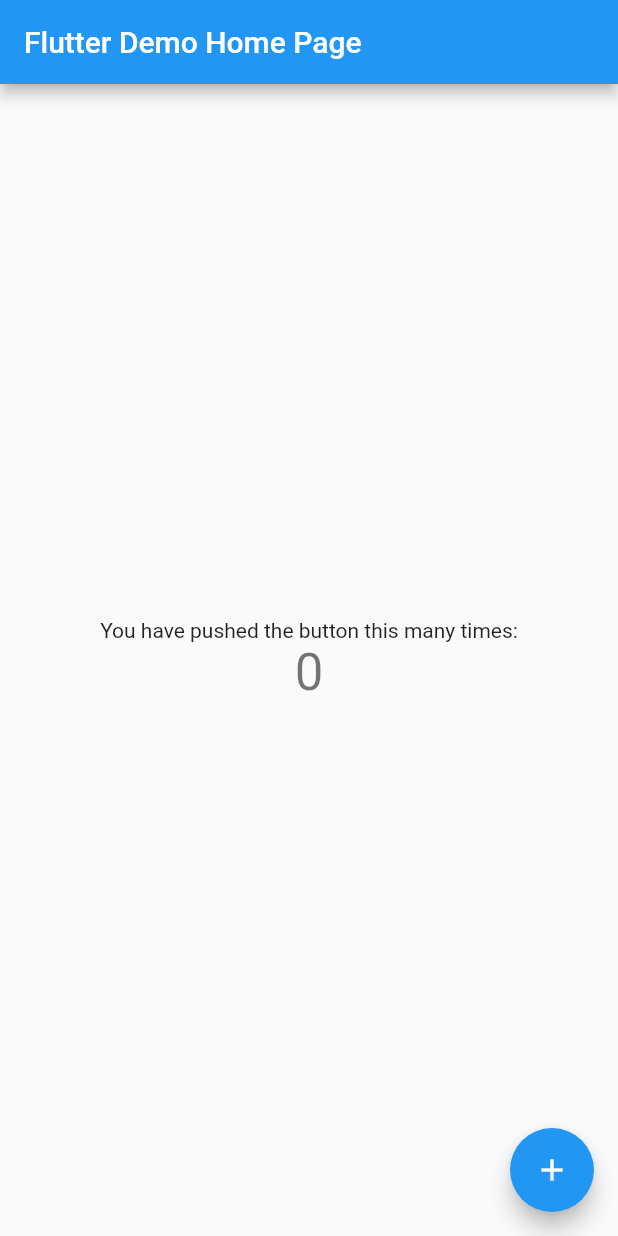
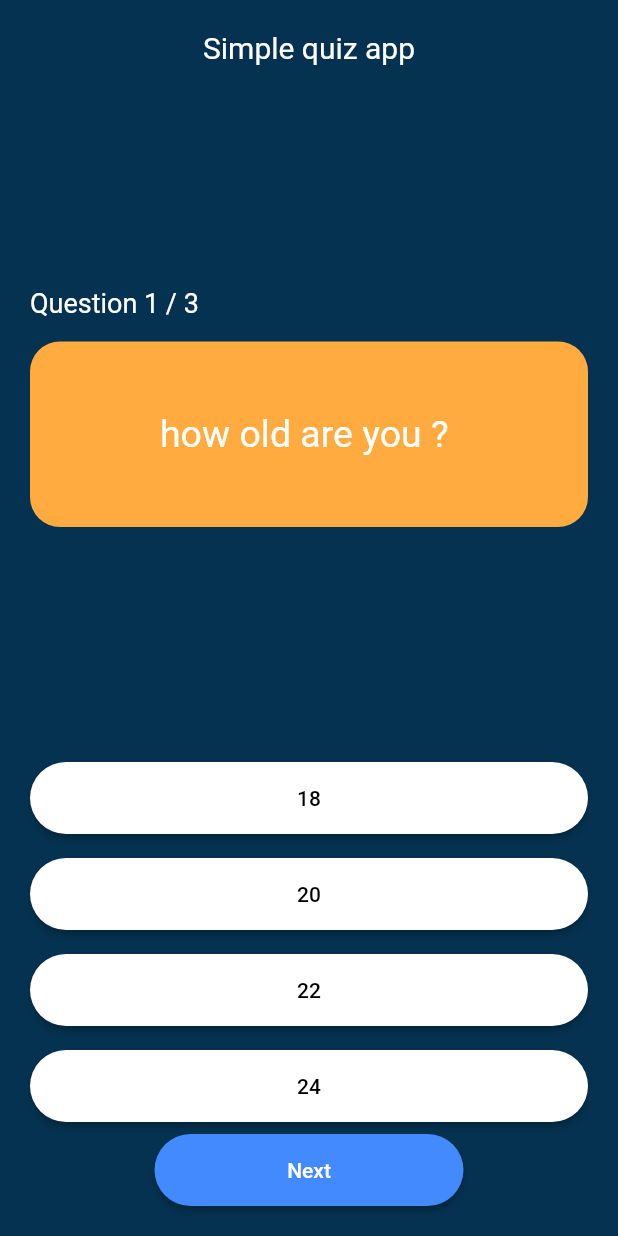
Before and after one commit to abdelhady-Nabil/quiz-app, a Flutter app: the screen it shows after launch, on a phone screen of 412 x 824 dp. Run offline on Flutter 3.47's test engine with Material 2 defaults, Android fonts, the phone set to English and light mode, and no system bars.

Commit message:
second commit

```diff
--- a/lib/main.dart
+++ b/lib/main.dart
@@ -1,115 +1,23 @@
 import 'package:flutter/material.dart';
+import 'package:untitled1/quiz_screen.dart';
+void main(){
+  runApp(MyApp());
 
-void main() {
-  runApp(const MyApp());
 }
 
-class MyApp extends StatelessWidget {
-  const MyApp({super.key});
+class MyApp extends StatefulWidget {
+  const MyApp({Key? key}) : super(key: key);
 
-  // This widget is the root of your application.
+  @override
+  State<MyApp> createState() => _MyAppState();
+}
+
+class _MyAppState extends State<MyApp> {
   @override
   Widget build(BuildContext context) {
     return MaterialApp(
-      title: 'Flutter Demo',
-      theme: ThemeData(
-        // This is the theme of your application.
-        //
-        // Try running your application with "flutter run". You'll see the
-        // application has a blue toolbar. Then, without quitting the app, try
-        // changing the primarySwatch below to Colors.green and then invoke
-        // "hot reload" (press "r" in the console where you ran "flutter run",
-        // or simply save your changes to "hot reload" in a Flutter IDE).
-        // Notice that the counter didn't reset back to zero; the application
-        // is not restarted.
-        primarySwatch: Colors.blue,
-      ),
-      home: const MyHomePage(title: 'Flutter Demo Home Page'),
+      debugShowCheckedModeBanner: false,
+      home: QuizScreen(),
     );
   }
 }
-
-class MyHomePage extends StatefulWidget {
-  const MyHomePage({super.key, required this.title});
-
-  // This widget is the home page of your application. It is stateful, meaning
-  // that it has a State object (defined below) that contains fields that affect
-  // how it looks.
-
-  // This class is the configuration for the state. It holds the values (in this
-  // case the title) provided by the parent (in this case the App widget) and
-  // used by the build method of the State. Fields in a Widget subclass are
-  // always marked "final".
-
-  final String title;
-
-  @override
-  State<MyHomePage> createState() => _MyHomePageState();
-}
-
-class _MyHomePageState extends State<MyHomePage> {
-  int _counter = 0;
-
-  void _incrementCounter() {
-    setState(() {
-      // This call to setState tells the Flutter framework that something has
-      // changed in this State, which causes it to rerun the build method below
-      // so that the display can reflect the updated values. If we changed
-      // _counter without calling setState(), then the build method would not be
-      // called again, and so nothing would appear to happen.
-      _counter++;
-    });
-  }
-
-  @override
-  Widget build(BuildContext context) {
-    // This method is rerun every time setState is called, for instance as done
-    // by the _incrementCounter method above.
-    //
-    // The Flutter framework has been optimized to make rerunning build methods
-    // fast, so that you can just rebuild anything that needs updating rather
-    // than having to individually change instances of widgets.
-    return Scaffold(
-      appBar: AppBar(
-        // Here we take the value from the MyHomePage object that was created by
-        // the App.build method, and use it to set our appbar title.
-        title: Text(widget.title),
-      ),
-      body: Center(
-        // Center is a layout widget. It takes a single child and positions it
-        // in the middle of the parent.
-        child: Column(
-          // Column is also a layout widget. It takes a list of children and
-          // arranges them vertically. By default, it sizes itself to fit its
-          // children horizontally, and tries to be as tall as its parent.
-          //
-          // Invoke "debug painting" (press "p" in the console, choose the
-          // "Toggle Debug Paint" action from the Flutter Inspector in Android
-          // Studio, or the "Toggle Debug Paint" command in Visual Studio Code)
-          // to see the wireframe for each widget.
-          //
-          // Column has various properties to control how it sizes itself and
-          // how it positions its children. Here we use mainAxisAlignment to
-          // center the children vertically; the main axis here is the vertical
-          // axis because Columns are vertical (the cross axis would be
-          // horizontal).
-          mainAxisAlignment: MainAxisAlignment.center,
-          children: <Widget>[
-            const Text(
-              'You have pushed the button this many times:',
-            ),
-            Text(
-              '$_counter',
-              style: Theme.of(context).textTheme.headline4,
-            ),
-          ],
-        ),
-      ),
-      floatingActionButton: FloatingActionButton(
-        onPressed: _incrementCounter,
-        tooltip: 'Increment',
-        child: const Icon(Icons.add),
-      ), // This trailing comma makes auto-formatting nicer for build methods.
-    );
-  }
-}
--- /dev/null
+++ b/lib/question_model.dart
@@ -0,0 +1,50 @@
+class QuestionModel{
+  late final  String questionText ;
+  late final List <Answer> answerList;
+
+ QuestionModel(this.questionText,this.answerList);
+}
+
+class Answer{
+  late final  String answerText ;
+  late final  bool isCorrect ;
+
+  Answer(this.answerText,this.isCorrect);
+
+}
+
+List<QuestionModel>getQuestion(){
+  List<QuestionModel> list =[];
+  list.add(
+      QuestionModel(
+          'how old are you ? ',
+          [
+            Answer('18', false),
+            Answer('20', true),
+            Answer('22', false),
+            Answer('24', false),
+          ]),
+  );
+  list.add(
+    QuestionModel(
+        'when you born ? ',
+        [
+          Answer('2003', true),
+          Answer('2000', true),
+          Answer('2005', false),
+          Answer('2001', false),
+        ]),
+  );
+  list.add(
+    QuestionModel(
+        'how are you ? ',
+        [
+          Answer('i fine', false),
+          Answer('abdo', false),
+          Answer('welcome', true),
+          Answer('no', true),
+        ]),
+  );
+
+  return list;
+}
--- /dev/null
+++ b/lib/quiz_screen.dart
@@ -0,0 +1,214 @@
+import 'package:flutter/material.dart';
+import 'package:untitled1/question_model.dart';
+import 'package:untitled1/score_screen.dart';
+class QuizScreen extends StatefulWidget {
+  const QuizScreen({Key? key}) : super(key: key);
+
+  @override
+  State<QuizScreen> createState() => _QuizScreenState();
+}
+
+class _QuizScreenState extends State<QuizScreen> {
+
+  List <QuestionModel> questionList = getQuestion();
+  int currentQuestionIndex = 0;
+  int score = 0;
+  Answer? selectedAnswer;
+
+  @override
+  Widget build(BuildContext context) {
+    return Scaffold(
+      backgroundColor: const Color.fromARGB(255, 5, 50, 80),
+
+      body: Padding(
+        padding: const EdgeInsets.all(20.0),
+        child: Container(
+          width: MediaQuery.of(context).size.width,
+          height: MediaQuery.of(context).size.height,
+
+          child: Column(
+            mainAxisAlignment: MainAxisAlignment.spaceBetween,
+
+
+           children:  [
+             const Text('Simple quiz app',style: TextStyle(
+               fontSize: 20,
+               color: Colors.white
+             ),),
+             Column(
+               crossAxisAlignment: CrossAxisAlignment.start,
+               children:  [
+                  Text('Question ${currentQuestionIndex+1} / ${questionList.length.toString()}',style: const TextStyle(
+                     fontSize: 18,
+                     color: Colors.white
+                 ),),
+                 const SizedBox(
+                   height: 15,
+                 ),
+                 Container(
+                   width: double.infinity,
+                   height: MediaQuery.of(context).size.height*0.15,
+
+                   decoration: BoxDecoration(
+                     color:Colors.orangeAccent,
+                     borderRadius: BorderRadius.circular(20),
+                   ),
+                   child:  Center(child: Text(questionList[currentQuestionIndex].questionText,style: const TextStyle(
+                     color: Colors.white,
+                     fontSize: 25
+                   ),)),
+
+                 ),
+
+               ],
+             ),
+             Column(
+               children:  [
+                 _answerList(),
+                 _nextButton(),
+
+
+
+                 /*Container(
+                   width: double.infinity,
+                   height: MediaQuery.of(context).size.height*0.07,
+
+                   decoration: BoxDecoration(
+                     color:Colors.white,
+                     borderRadius: BorderRadius.circular(30),
+                   ),
+                   child:   Center(child: Text(questionList[currentQuestionIndex].answerList[1].toString(),style:const  TextStyle(
+                       color: Colors.black,
+                       fontSize: 25
+                   ),)),
+
+
+                 ),
+                 const SizedBox(
+                   height: 15,
+                 ),
+                 Container(
+                   width: double.infinity,
+                   height: MediaQuery.of(context).size.height*0.07,
+
+                   decoration: BoxDecoration(
+                     color:Colors.white,
+                     borderRadius: BorderRadius.circular(30),
+                   ),
+                   child:  const Center(child: Text('مصر',style: TextStyle(
+                       color: Colors.black,
+                       fontSize: 25
+                   ),)),
+
+
+                 ),
+                 const SizedBox(
+                   height: 15,
+                 ),
+                 Container(
+                   width: double.infinity,
+                   height: MediaQuery.of(context).size.height*0.07,
+
+                   decoration: BoxDecoration(
+                     color:Colors.white,
+                     borderRadius: BorderRadius.circular(30),
+                   ),
+                   child:  const Center(child: Text('مصر',style: TextStyle(
+                       color: Colors.black,
+                       fontSize: 25
+                   ),)),
+
+
+                 ),
+                 const SizedBox(
+                   height: 15,
+                 ),
+                 Container(
+                   width: double.infinity,
+                   height: MediaQuery.of(context).size.height*0.07,
+
+                   decoration: BoxDecoration(
+                     color:Colors.white,
+                     borderRadius: BorderRadius.circular(30),
+                   ),
+                   child:  const Center(child: Text('مصر',style: TextStyle(
+                       color: Colors.black,
+                       fontSize: 25
+                   ),)),
+
+
+                 ),*/
+
+               ],
+             ),
+
+
+           ],
+          ),
+        ),
+      ),
+    );
+  }
+  _answerList(){
+   return Column(
+     children: questionList[currentQuestionIndex].answerList.map((e) => _answerButton(e)).toList(),
+   );
+  }
+
+  Widget _answerButton(Answer answer) {
+    bool isSelected = answer == selectedAnswer;
+
+    return Container(
+      width: double.infinity,
+      margin: const EdgeInsets.symmetric(vertical: 8),
+      height: 48,
+      child: ElevatedButton(
+        child: Text(answer.answerText),
+        style: ElevatedButton.styleFrom(
+          shape: const StadiumBorder(),
+          primary: isSelected ? Colors.orangeAccent : Colors.white,
+          onPrimary: isSelected ? Colors.white : Colors.black,
+        ),
+        onPressed: () {
+          if (selectedAnswer == null) {
+            if (answer.isCorrect) {
+              score++;
+            }
+            setState(() {
+              selectedAnswer = answer;
+            });
+          }
+        },
+      ),
+    );
+  }
+  _nextButton() {
+    bool isLastQuestion = false;
+    if (currentQuestionIndex == questionList.length - 1) {
+      isLastQuestion = true;
+    }
+
+    return Container(
+      width: MediaQuery.of(context).size.width * 0.5,
+      height: 48,
+      child: ElevatedButton(
+        child: Text(isLastQuestion ? "Submit" : "Next"),
+        style: ElevatedButton.styleFrom(
+          shape: const StadiumBorder(),
+          primary: Colors.blueAccent,
+          onPrimary: Colors.white,
+        ),
+        onPressed: (){
+          if(isLastQuestion){
+            Navigator.push(context, MaterialPageRoute(builder: (context)=>ScoreScreen(score)));
+          }else{
+          setState(() {
+          selectedAnswer = null;
+          currentQuestionIndex++;
+          });
+          }
+        },
+      ),
+    );
+  }
+}
--- /dev/null
+++ b/lib/score_screen.dart
@@ -0,0 +1,25 @@
+import 'package:flutter/material.dart';
+class ScoreScreen extends StatelessWidget {
+ late final int score;
+
+ ScoreScreen(this.score);
+
+  @override
+  Widget build(BuildContext context) {
+    return Scaffold(
+      appBar: AppBar(
+        title: Text('score'),
+      ),
+      body: Column(
+        children: [
+          Text('Score is $score'),
+          ElevatedButton(
+              onPressed: (){
+                Navigator.pop(context);
+              }, child: const Text('Refresh')
+          ),
+        ],
+      ),
+    );
+  }
+}
```
